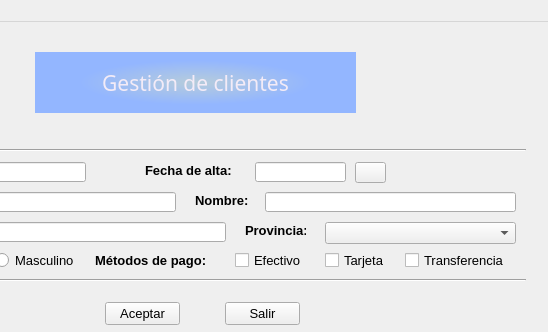
First picture: the form in ventana.ui, repository cegola/GOMEZLANGE, before the edit; both pictures show x 175 to 723 and y 0 to 332 of the 723 by 600 pixel window.
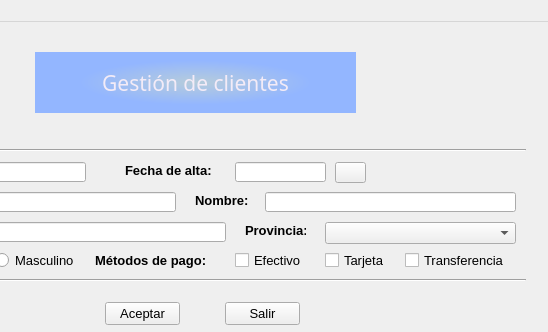
Second picture: the form after the edit. Icons and pictures are not drawn.

Commit message: Version 0.0.3 Ventana salir funcionando y calendar tambien

```diff
--- a/ventana.ui
+++ b/ventana.ui
@@ -137,7 +137,7 @@
      <rect>
       <x>270</x>
       <y>140</y>
-      <width>31</width>
+      <width>21</width>
       <height>21</height>
      </rect>
     </property>
@@ -388,7 +388,7 @@
    <widget class="QLabel" name="lblCliAlta">
     <property name="geometry">
      <rect>
-      <x>320</x>
+      <x>300</x>
       <y>140</y>
       <width>101</width>
       <height>16</height>
@@ -409,7 +409,7 @@
    <widget class="QLineEdit" name="editCliAlta">
     <property name="geometry">
      <rect>
-      <x>430</x>
+      <x>410</x>
       <y>140</y>
       <width>91</width>
       <height>20</height>
@@ -419,7 +419,7 @@
    <widget class="QPushButton" name="btnCalendar">
     <property name="geometry">
      <rect>
-      <x>530</x>
+      <x>510</x>
       <y>140</y>
       <width>31</width>
       <height>21</height>
```
Left out of the diff: 4 changed lines with no effect on the pictures. The commit also changes 9 other files.
